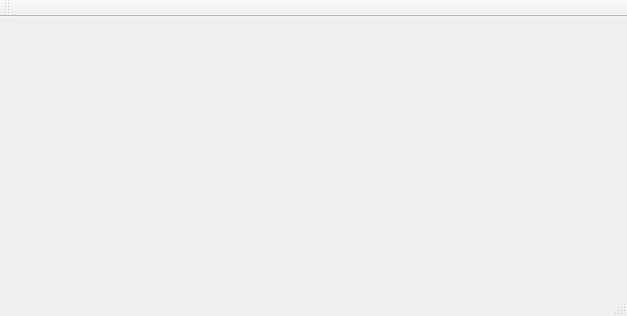
This is mainwindow.ui in mehmetgok/qtpg as Qt 5 draws it before an edit. The edited form follows.
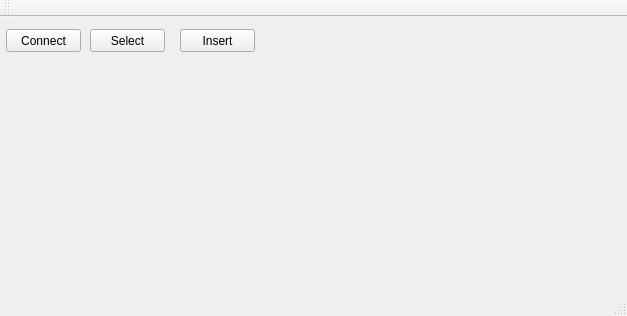
This is the edited form.

The edit to the form file:
```diff
--- a/mainwindow.ui
+++ b/mainwindow.ui
@@ -13,7 +13,47 @@
   <property name="windowTitle">
    <string>MainWindow</string>
   </property>
-  <widget class="QWidget" name="centralWidget"/>
+  <widget class="QWidget" name="centralWidget">
+   <widget class="QPushButton" name="pushButton">
+    <property name="geometry">
+     <rect>
+      <x>6</x>
+      <y>12</y>
+      <width>75</width>
+      <height>23</height>
+     </rect>
+    </property>
+    <property name="text">
+     <string>Connect</string>
+    </property>
+   </widget>
+   <widget class="QPushButton" name="pushButton_2">
+    <property name="geometry">
+     <rect>
+      <x>90</x>
+      <y>12</y>
+      <width>75</width>
+      <height>23</height>
+     </rect>
+    </property>
+    <property name="text">
+     <string>Select</string>
+    </property>
+   </widget>
+   <widget class="QPushButton" name="pushButton_3">
+    <property name="geometry">
+     <rect>
+      <x>180</x>
+      <y>12</y>
+      <width>75</width>
+      <height>23</height>
+     </rect>
+    </property>
+    <property name="text">
+     <string>Insert</string>
+    </property>
+   </widget>
+  </widget>
   <widget class="QMenuBar" name="menuBar">
    <property name="geometry">
     <rect>
```
